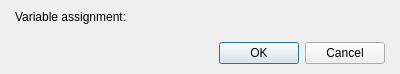
First picture: the form in Engine/Dialogs/Commands/dialogcommandinputnumber.ui, repository RPG-Paper-Maker/RPG-Paper-Maker, before the edit.
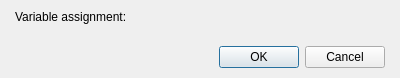
Second picture: the form after the edit. Custom widgets are drawn as their Qt base class.

Diff of the .ui file:
```diff
--- a/Engine/Dialogs/Commands/dialogcommandinputnumber.ui
+++ b/Engine/Dialogs/Commands/dialogcommandinputnumber.ui
@@ -7,7 +7,7 @@
     <x>0</x>
     <y>0</y>
     <width>400</width>
-    <height>74</height>
+    <height>78</height>
    </rect>
   </property>
   <property name="windowTitle">
```
Left out of the diff: 6 changed lines with no effect on the pictures.
